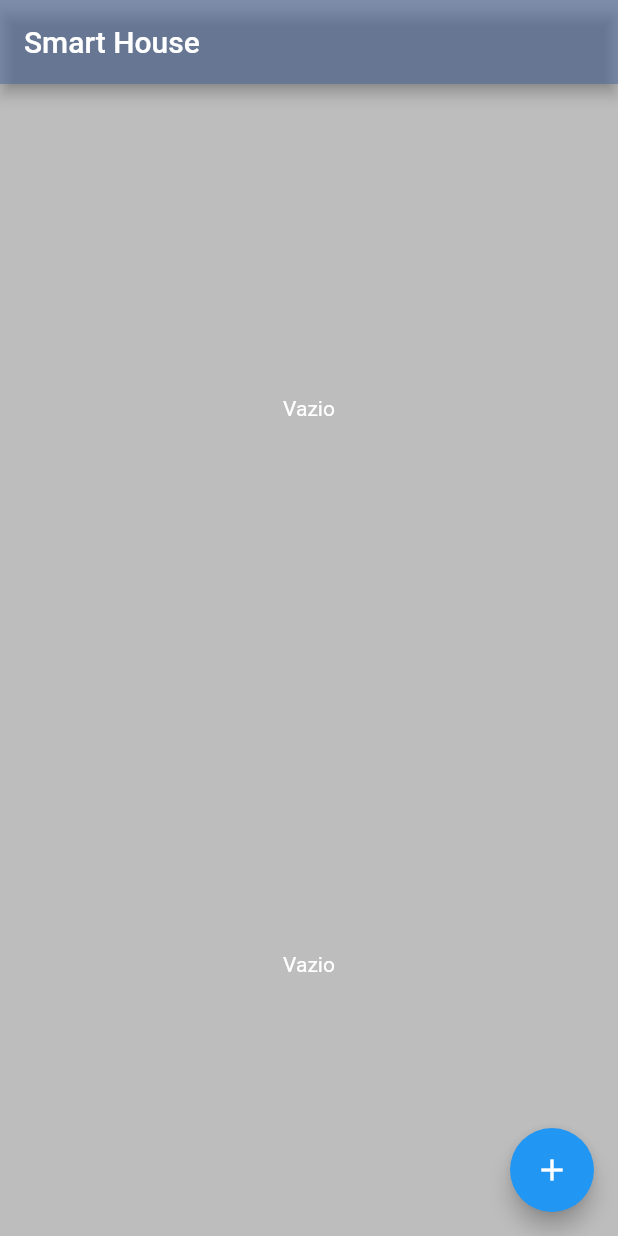
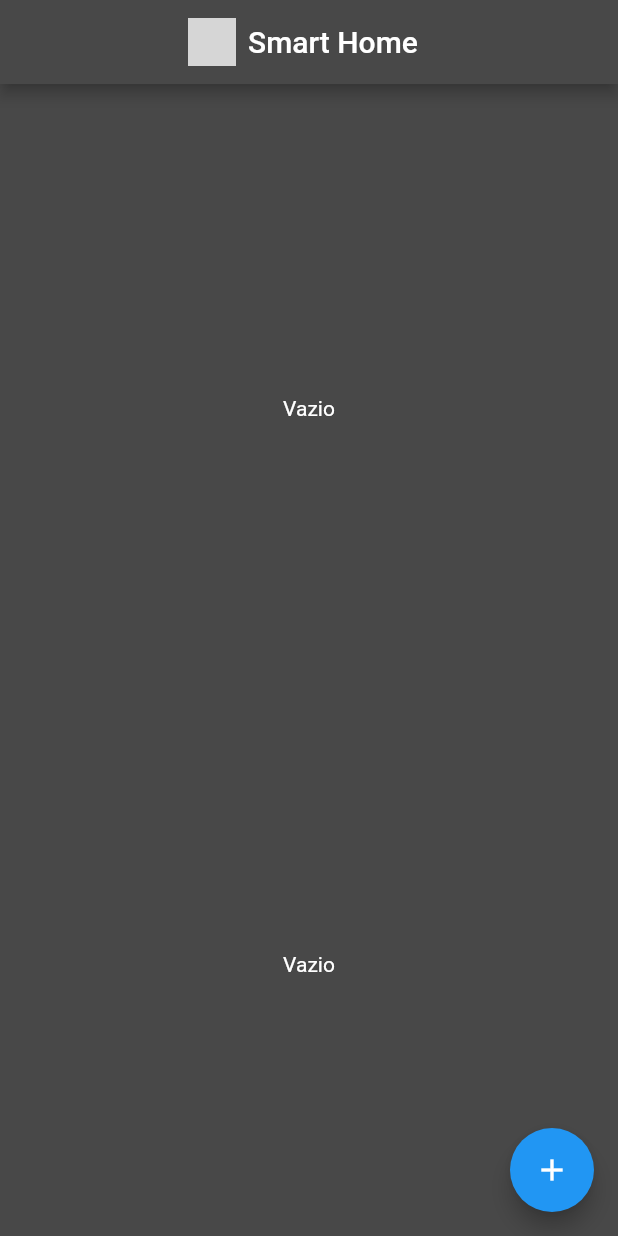
Before and after one commit to matiasfilho81/smart_home, a Flutter app: the screen it shows after launch, on a phone screen of 412 x 824 dp. Run offline on Flutter 3.47's test engine with Material 2 defaults, Android fonts, the phone set to English and light mode, and no system bars; our stand-ins replace cloud_firestore; accounts and stored records are empty; grey boxes are pictures that could not be loaded.

Commit message:
ajuste no layout

```diff
--- a/lib/home.dart
+++ b/lib/home.dart
@@ -15,19 +15,30 @@ class MyHomePage extends StatefulWidget {
 }
 
 class _MyHomePageState extends State<MyHomePage> {
-  // static String humidity;
   @override
   Widget build(BuildContext context) {
-    // testar funcionamento
-    // FirebaseClass.testFirebase();
     AppConsts.setWidhtSize(MediaQuery.of(context).size.width);
     AppConsts.setHeightSize(MediaQuery.of(context).size.height);
 
     return Scaffold(
-      backgroundColor: Colors.black26,
+      backgroundColor: AppConsts.backgroundColor,
       appBar: AppBar(
-        title: Text("Smart House"),
-        backgroundColor: AppConsts.primaryColorOpacity50,
+        title: Row(
+          mainAxisAlignment: MainAxisAlignment.center,
+          children: [
+            Image.asset(
+              "lib/assets/plug.png",
+              color: Colors.white,
+              fit: BoxFit.contain,
+              height: 32,
+            ),
+            Container(
+              padding: EdgeInsets.all(8.0),
+              child: Text('Smart Home'),
+            )
+          ],
+        ),
+        backgroundColor: AppConsts.appbarBackgroundColor,
       ),
       body: Stack(
         children: [
@@ -173,8 +184,9 @@ class _MyHomePageState extends State<MyHomePage> {
     return Padding(
       padding: EdgeInsets.all(15.0),
       child: SizedBox(
-        height: setHeight(90),
+        height: setHeight(80),
         child: Card(
+          color: item['status'] ? AppConsts.onBottom : AppConsts.offBottom,
           elevation: setHeight(10.0),
           child: Column(
             children: [
@@ -183,7 +195,8 @@ class _MyHomePageState extends State<MyHomePage> {
                 subtitle: Text(item['description']),
                 leading: IconButton(
                   icon: Icon(
-                    item['status'] ? Icons.check_box : Icons.check,
+                    Icons.lightbulb,
+                    color: item['status'] ? AppConsts.onColor : AppConsts.offColor,
                   ),
                   onPressed: () => doc.reference.updateData({
                     'status': !item['status'],
--- a/lib/utils/consts.dart
+++ b/lib/utils/consts.dart
@@ -26,8 +26,14 @@ class AppConsts {
 
   static int radiusBotton = 50;
 
-  static Color backgroundColor = const Color(0xffffffff);
-  static Color altBackgroundColor = const Color(0xffdddde5);
+  static Color backgroundColor = const Color(0xff484848);
+  static Color appbarBackgroundColor = const Color(0xff484848);
+  static Color onColor = const Color(0xff7b6cf6);
+  static Color offColor = const Color(0xff484848);
+  static Color onBottom = const Color(0xffffffff);
+  static Color offBottom = const Color(0xffffffdd);
+  static Color onText = const Color(0xffffffff);
+  static Color offText = const Color(0xffffffdd);
   static Color backgroundColorOpacity70 = const Color(0xb3eeeeff);
   static Color primaryColor = const Color(0xff46649C);
   static Color primaryColorOpacity12 = const Color(0x1f46649C);
```
Also changed, not shown: lib/assets/router.png (deleted).
